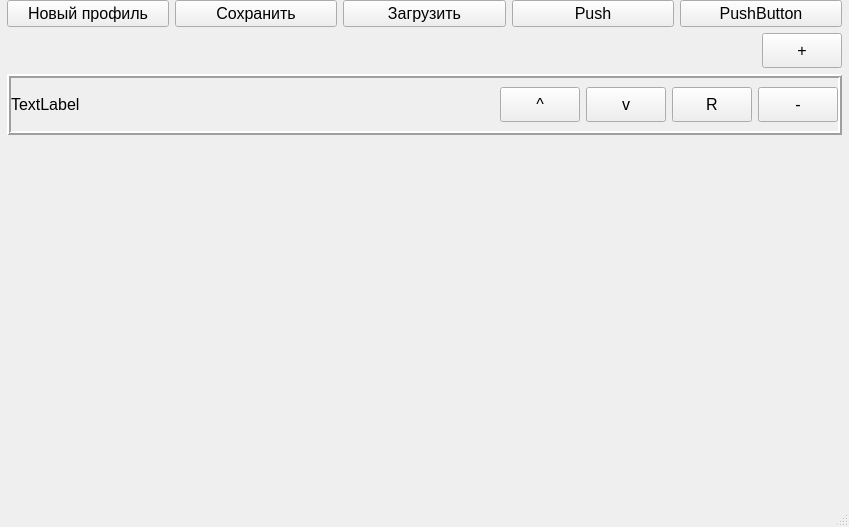
Above: Qt/UI/mainwindow.ui from NIIGWOLF/Diplom before the change. Below: the same form after it.
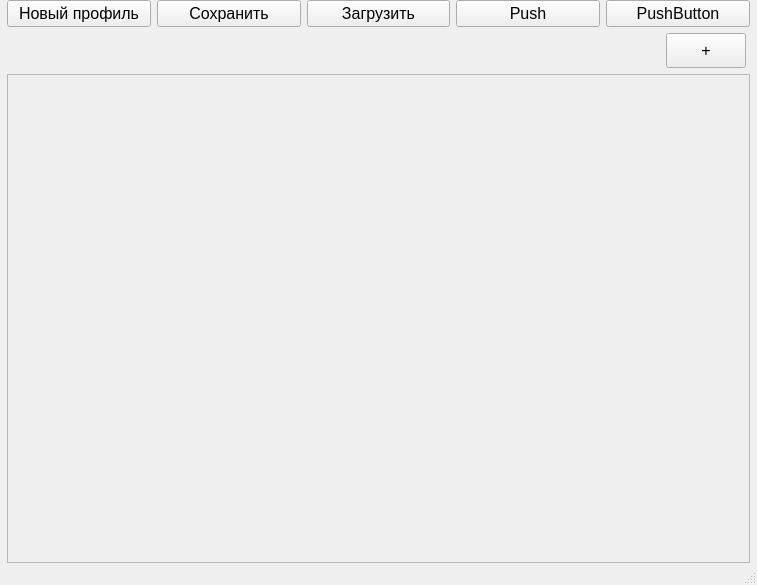
That is the form after the change.

Patch:
```diff
--- a/Qt/UI/mainwindow.ui
+++ b/Qt/UI/mainwindow.ui
@@ -6,8 +6,8 @@
    <rect>
     <x>0</x>
     <y>0</y>
-    <width>849</width>
-    <height>527</height>
+    <width>757</width>
+    <height>585</height>
    </rect>
   </property>
   <property name="windowTitle">
@@ -109,6 +109,9 @@
         </item>
         <item>
          <layout class="QHBoxLayout" name="PDtitleadd">
+          <property name="rightMargin">
+           <number>4</number>
+          </property>
           <item>
            <spacer name="horizontalSpacer">
             <property name="orientation">
@@ -149,151 +152,56 @@
          </layout>
         </item>
         <item>
-         <widget class="QFrame" name="frame">
-          <property name="frameShape">
-           <enum>QFrame::Box</enum>
+         <widget class="QScrollArea" name="scrollAreaNode">
+          <property name="widgetResizable">
+           <bool>true</bool>
           </property>
-          <property name="frameShadow">
-           <enum>QFrame::Raised</enum>
-          </property>
-          <property name="lineWidth">
-           <number>2</number>
-          </property>
-          <layout class="QGridLayout" name="gridLayout_2">
-           <property name="leftMargin">
-            <number>0</number>
+          <widget class="QWidget" name="scrollAreaWidgetContents">
+           <property name="geometry">
+            <rect>
+             <x>0</x>
+             <y>0</y>
+             <width>737</width>
+             <height>442</height>
+            </rect>
            </property>
-           <property name="rightMargin">
-            <number>0</number>
-           </property>
-           <item row="0" column="0">
-            <layout class="QHBoxLayout" name="horizontalLayout_4">
-             <item>
-              <widget class="QLabel" name="label">
-               <property name="font">
-                <font>
-                 <pointsize>12</pointsize>
-                </font>
-               </property>
-               <property name="text">
-                <string>TextLabel</string>
-               </property>
-              </widget>
-             </item>
-             <item>
-              <widget class="QPushButton" name="pushButton_7">
-               <property name="sizePolicy">
-                <sizepolicy hsizetype="Fixed" vsizetype="Fixed">
-                 <horstretch>0</horstretch>
-                 <verstretch>0</verstretch>
-                </sizepolicy>
-               </property>
-               <property name="minimumSize">
-                <size>
-                 <width>35</width>
-                 <height>35</height>
-                </size>
-               </property>
-               <property name="font">
-                <font>
-                 <pointsize>12</pointsize>
-                </font>
-               </property>
-               <property name="text">
-                <string>^</string>
-               </property>
-              </widget>
-             </item>
-             <item>
-              <widget class="QPushButton" name="pushButton_8">
-               <property name="sizePolicy">
-                <sizepolicy hsizetype="Fixed" vsizetype="Fixed">
-                 <horstretch>0</horstretch>
-                 <verstretch>0</verstretch>
-                </sizepolicy>
-               </property>
-               <property name="minimumSize">
-                <size>
-                 <width>35</width>
-                 <height>35</height>
-                </size>
-               </property>
-               <property name="font">
-                <font>
-                 <pointsize>12</pointsize>
-                </font>
-               </property>
-               <property name="text">
-                <string>v</string>
-               </property>
-              </widget>
-             </item>
-             <item>
-              <widget class="QPushButton" name="pushButton_9">
-               <property name="sizePolicy">
-                <sizepolicy hsizetype="Fixed" vsizetype="Fixed">
-                 <horstretch>0</horstretch>
-                 <verstretch>0</verstretch>
-                </sizepolicy>
-               </property>
-               <property name="minimumSize">
-                <size>
-                 <width>35</width>
-                 <height>35</height>
-                </size>
-               </property>
-               <property name="font">
-                <font>
-                 <pointsize>12</pointsize>
-                </font>
-               </property>
-               <property name="text">
-                <string>R</string>
-               </property>
-              </widget>
-             </item>
-             <item>
-              <widget class="QPushButton" name="pushButton_10">
-               <property name="sizePolicy">
-                <sizepolicy hsizetype="Fixed" vsizetype="Fixed">
-                 <horstretch>0</horstretch>
-                 <verstretch>0</verstretch>
-                </sizepolicy>
-               </property>
-               <property name="minimumSize">
-                <size>
-                 <width>35</width>
-                 <height>35</height>
-                </size>
-               </property>
-               <property name="font">
-                <font>
-                 <pointsize>12</pointsize>
-                </font>
-               </property>
-               <property name="text">
-                <string>-</string>
-               </property>
-              </widget>
-             </item>
-            </layout>
-           </item>
-          </layout>
+           <layout class="QGridLayout" name="gridLayout_3">
+            <property name="leftMargin">
+             <number>0</number>
+            </property>
+            <property name="topMargin">
+             <number>0</number>
+            </property>
+            <property name="rightMargin">
+             <number>0</number>
+            </property>
+            <property name="bottomMargin">
+             <number>0</number>
+            </property>
+            <item row="3" column="0">
+             <layout class="QVBoxLayout" name="PDverticalNode">
+              <item>
+               <spacer name="verticalSpacer">
+                <property name="orientation">
+                 <enum>Qt::Vertical</enum>
+                </property>
+                <property name="sizeType">
+                 <enum>QSizePolicy::Expanding</enum>
+                </property>
+                <property name="sizeHint" stdset="0">
+                 <size>
+                  <width>20</width>
+                  <height>40</height>
+                 </size>
+                </property>
+               </spacer>
+              </item>
+             </layout>
+            </item>
+           </layout>
+          </widget>
          </widget>
         </item>
-        <item>
-         <spacer name="verticalSpacer">
-          <property name="orientation">
-           <enum>Qt::Vertical</enum>
-          </property>
-          <property name="sizeHint" stdset="0">
-           <size>
-            <width>20</width>
-            <height>40</height>
-           </size>
-          </property>
-         </spacer>
-        </item>
        </layout>
       </item>
      </layout>
```
Left out of the diff: 8 changed lines with no effect on the pictures.
